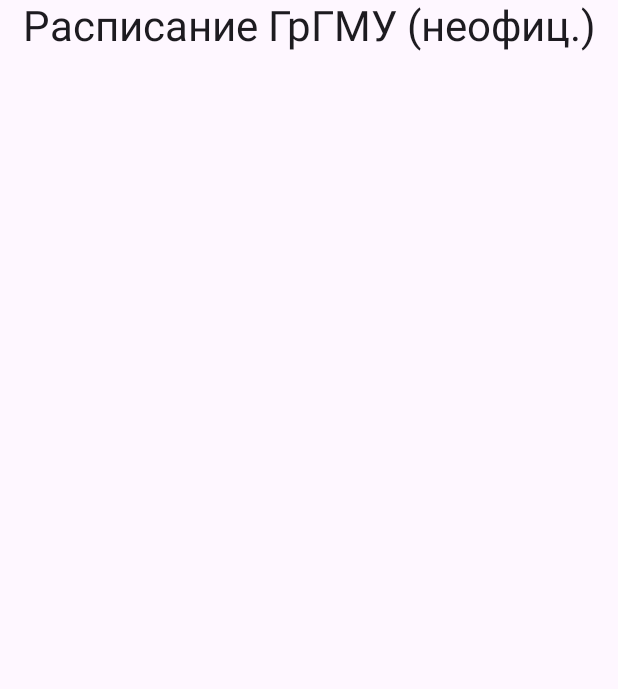
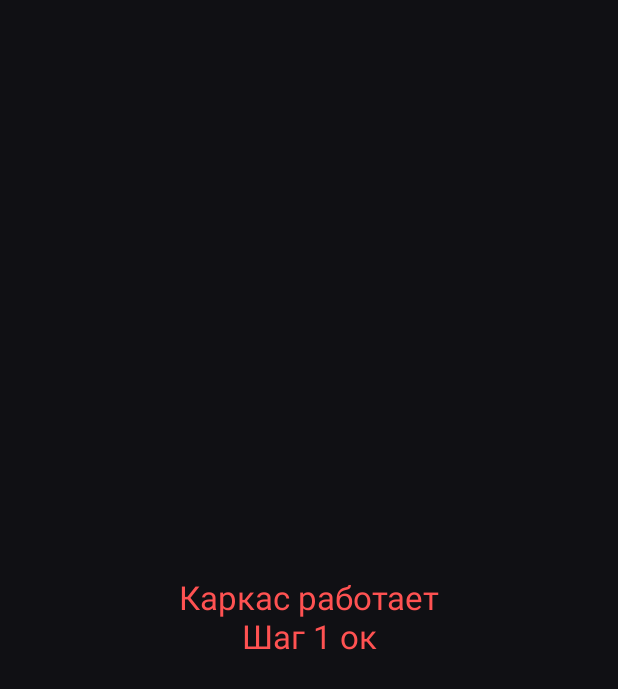
Before and after one commit to DViktorator/Grsmu, an Android app built with Jetpack Compose: the screen it shows after launch (MainActivity), on a phone screen of 412 x 824 dp. Shown: the top 689 px of the screen. Run offline under Robolectric (Android 15) with nearby library versions, the phone set to English and light mode, and no system bars.

Commit message:
diag: примитивный экран, тёмный фон, красный текст

```diff
--- a/app/src/main/AndroidManifest.xml
+++ b/app/src/main/AndroidManifest.xml
@@ -3,8 +3,7 @@
     <application
         android:label="@string/app_name"
         android:supportsRtl="true"
-        android:theme="@style/Theme.Grsmu"
-        android:enableOnBackInvokedCallback="true">
+        android:theme="@style/Theme.Grsmu">
         <activity
             android:name=".MainActivity"
             android:exported="true">
--- a/app/src/main/java/com/heschedule/grsmu/MainActivity.kt
+++ b/app/src/main/java/com/heschedule/grsmu/MainActivity.kt
@@ -3,15 +3,16 @@ package com.heschedule.grsmu
 import android.os.Bundle
 import androidx.activity.ComponentActivity
 import androidx.activity.compose.setContent
+import androidx.compose.foundation.background
+import androidx.compose.foundation.layout.Box
 import androidx.compose.foundation.layout.fillMaxSize
-import androidx.compose.foundation.layout.padding
-import androidx.compose.material3.MaterialTheme
-import androidx.compose.material3.Scaffold
 import androidx.compose.material3.Text
 import androidx.compose.runtime.Composable
+import androidx.compose.ui.Alignment
 import androidx.compose.ui.Modifier
-import androidx.compose.ui.res.stringResource
+import androidx.compose.ui.graphics.Color
 import androidx.compose.ui.text.style.TextAlign
+import androidx.compose.ui.unit.sp
 
 class MainActivity : ComponentActivity() {
     override fun onCreate(savedInstanceState: Bundle?) {
@@ -22,16 +23,17 @@ class MainActivity : ComponentActivity() {
 
 @Composable
 private fun App() {
-    MaterialTheme {
-        Scaffold { padding ->
-            Text(
-                text = stringResource(R.string.app_name),
-                modifier = Modifier
-                    .fillMaxSize()
-                    .padding(padding),
-                textAlign = TextAlign.Center,
-                style = MaterialTheme.typography.headlineMedium,
-            )
-        }
+    Box(
+        modifier = Modifier
+            .fillMaxSize()
+            .background(Color(0xFF101014)),
+        contentAlignment = Alignment.Center,
+    ) {
+        Text(
+            text = "Каркас работает\nШаг 1 ок",
+            color = Color(0xFFFF5252),
+            fontSize = 22.sp,
+            textAlign = TextAlign.Center,
+        )
     }
 }
--- a/app/src/main/res/values/themes.xml
+++ b/app/src/main/res/values/themes.xml
@@ -1,4 +1,6 @@
 <?xml version="1.0" encoding="utf-8"?>
 <resources>
-    <style name="Theme.Grsmu" parent="android:Theme.Material.Light.NoActionBar" />
+    <style name="Theme.Grsmu" parent="android:Theme.Material.NoActionBar">
+        <item name="android:windowBackground">#FF101014</item>
+    </style>
 </resources>
```
